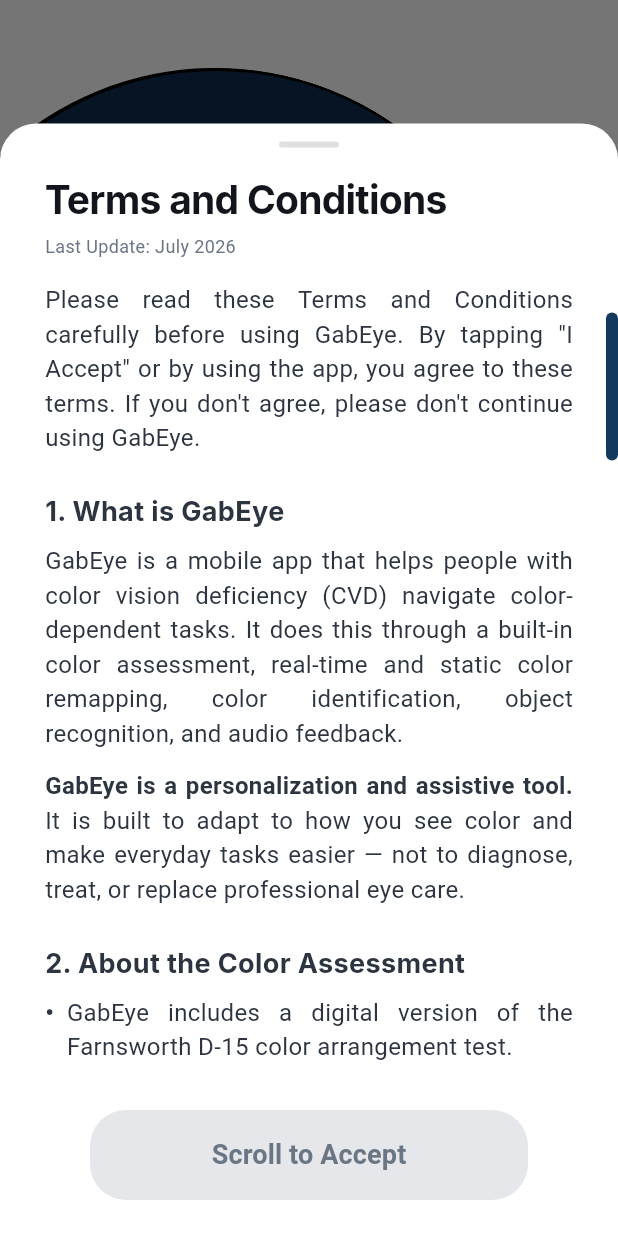
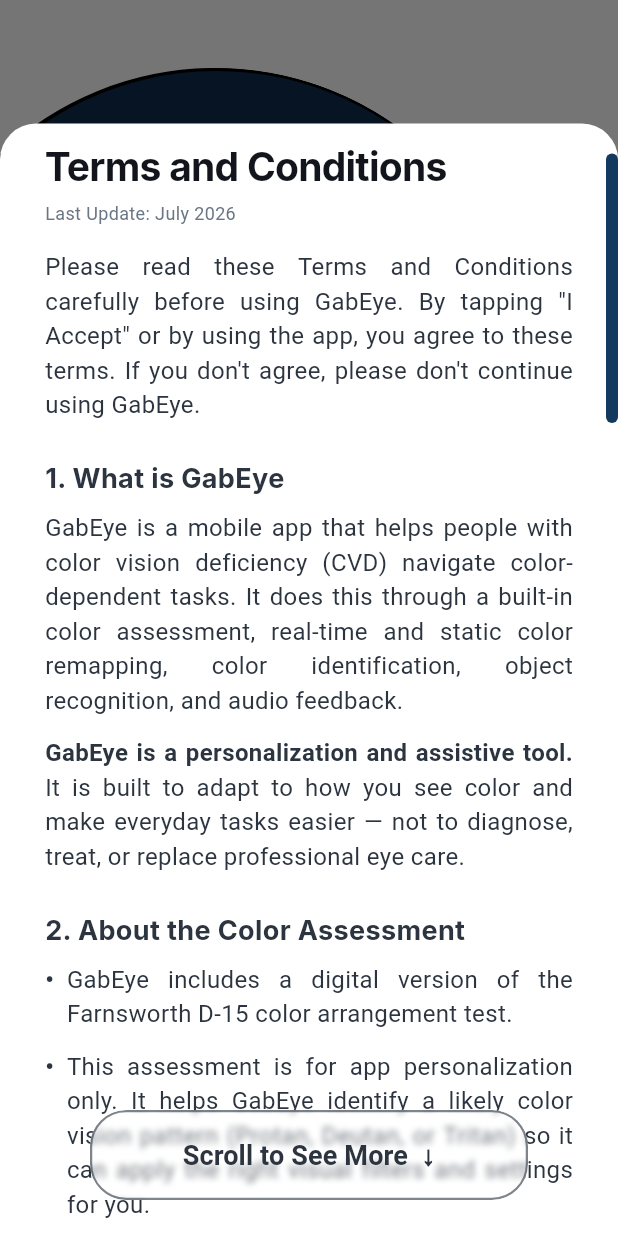
Before and after one commit to dinonIsaig/GabEye, a Flutter app: the screen it shows after launch, after a tap on "Get Started", on a phone screen of 412 x 824 dp. Run offline on Flutter 3.47's test engine with Material 3 defaults, Android fonts, the phone set to English and light mode, and no system bars; our stand-ins replace flutter_svg, google_fonts.

Commit message:
style: T&C Refinement and Color Theme update

```diff
--- a/lib/core/theme/gabeye_theme.dart
+++ b/lib/core/theme/gabeye_theme.dart
@@ -40,7 +40,7 @@
     scaffoldBackgroundColor: AppColors.darkMode,
     colorScheme: const ColorScheme.dark(
       primary: AppColors.primaryColor,
-      onPrimary: AppColors.lightPrimaryButton,
+      onPrimary: AppColors.darkTextSecondary,
       surface: AppColors.darkMode,
       onSurface: AppColors.darkTextPrimary,
       onSurfaceVariant: AppColors.darkTextSecondary,
--- a/lib/features/onboarding/widgets/terms_and_conditions_modal.dart
+++ b/lib/features/onboarding/widgets/terms_and_conditions_modal.dart
@@ -1,13 +1,14 @@
+import 'dart:ui';
 import 'package:flutter/material.dart';
 import 'package:gabeye/core/theme/app_colors.dart';
 import 'package:google_fonts/google_fonts.dart';
-
 
 class TermsAndConditionsModal extends StatefulWidget {
   const TermsAndConditionsModal({Key? key}) : super(key: key);
 
   @override
-  State<TermsAndConditionsModal> createState() => _TermsAndConditionsModalState();
+  State<TermsAndConditionsModal> createState() =>
+      _TermsAndConditionsModalState();
 }
 
 class _TermsAndConditionsModalState extends State<TermsAndConditionsModal> {
@@ -20,7 +21,8 @@
     _scrollController = ScrollController();
 
     _scrollController.addListener(() {
-      if (_scrollController.offset >= _scrollController.position.maxScrollExtent - 50 &&
+      if (_scrollController.offset >=
+              _scrollController.position.maxScrollExtent - 50 &&
           !_scrollController.position.outOfRange) {
         if (!_hasScrolledToBottom) {
           setState(() {
@@ -42,51 +44,17 @@
     return SafeArea(
       child: FractionallySizedBox(
         heightFactor: 0.9,
-        child: Column(
-          crossAxisAlignment: CrossAxisAlignment.stretch,
+
+        child: Stack(
           children: [
-            Center(
-              child: Container(
-                margin: const EdgeInsets.only(top: 12, bottom: 16),
-                width: 40,
-                height: 4,
-                decoration: BoxDecoration(
-                  color: Colors.grey[300],
-                  borderRadius: BorderRadius.circular(2),
-                ),
-              ),
-            ),
 
-            Padding(
-              padding: const EdgeInsets.symmetric(horizontal: 30.0),
-              child: Column(
-                crossAxisAlignment: CrossAxisAlignment.start,
-                children: [
-                  Text(
-                    'Terms and Conditions',
-                    style: GoogleFonts.inter(
-                      fontSize: 26,
-                      fontWeight: FontWeight.bold,
-                      color: Theme.of(context).colorScheme.onSurface,
-                      letterSpacing: -0.5,
-                    ),
-                  ),
-                  const SizedBox(height: 4),
-                  Text(
-                    'Last Update: July 2026',
-                    style:  GoogleFonts.atkinsonHyperlegibleNext(fontSize: 12, color: AppColors.disabledText),
-                  ),
-                ],
-              ),
-            ),
-            const SizedBox(height: 16),
-
-            // Scrollable Text Area
-            Expanded(
+            Positioned.fill(
               child: Theme(
                 data: Theme.of(context).copyWith(
                   scrollbarTheme: ScrollbarThemeData(
-                    thumbColor: WidgetStateProperty.all(Theme.of(context).colorScheme.onPrimary),
+                    thumbColor: WidgetStateProperty.all(
+                      Theme.of(context).colorScheme.onPrimary,
+                    ),
                     thickness: WidgetStateProperty.all(8),
                     radius: const Radius.circular(8),
                     mainAxisMargin: 20.0,
@@ -97,23 +65,37 @@
                   thumbVisibility: true,
                   child: SingleChildScrollView(
                     controller: _scrollController,
-                    padding: const EdgeInsets.symmetric(horizontal: 30.0),
+                    padding: const EdgeInsets.only(
+                      left: 30.0,
+                      right: 30.0,
+                      top: 10.0,
+                      bottom: 120.0
+                    ),
                     child: _buildTermsTextContent(context),
                   ),
                 ),
               ),
             ),
 
-
-            Container(
-              padding: const EdgeInsets.only(left:60.0, right: 60.0, top: 16.0, bottom: 24.0),
-              decoration: BoxDecoration(
-                color: Theme.of(context).colorScheme.surface,
+            Positioned(
+              bottom: 0,
+              left: 0,
+              right: 0,
+              child: Container(
+                padding: const EdgeInsets.only(
+                  left: 60.0,
+                  right: 60.0,
+                  top: 16.0,
+                  bottom: 24.0,
                 ),
                 child: Column(
+                  mainAxisSize: MainAxisSize.min,
                   children: [
-
-                  ElevatedButton(
+                    ClipRRect(
+                      borderRadius: BorderRadius.circular(24),
+                      child: BackdropFilter(
+                        filter: ImageFilter.blur(sigmaX: 2.0, sigmaY: 2.0),
+                        child: ElevatedButton(
                           onPressed: _hasScrolledToBottom
                               ? () {
                                   Navigator.pop(context);
@@ -121,18 +103,35 @@
                                 }
                               : null,
                           style: ElevatedButton.styleFrom(
-                      elevation: _hasScrolledToBottom ? 4 : 0,
+                            elevation: 0,
+
+                            backgroundColor: Theme.of(context).colorScheme.onPrimary,
+                            disabledBackgroundColor: Theme.of(context).colorScheme.surface.withValues(alpha: 0.3),
+
+                            foregroundColor: Theme.of(context).colorScheme.surface,
+                            disabledForegroundColor: Theme.of(context).colorScheme.onSurfaceVariant,
+
                             shape: RoundedRectangleBorder(
                               borderRadius: BorderRadius.circular(24),
+                              side: BorderSide(
+                                color: Theme.of(context).colorScheme.onSurfaceVariant.withValues(alpha: 0.6),
+                                width: 1.5,
+                              ),
                             ),
                             minimumSize: const Size(double.infinity, 60),
                           ),
                           child: Text(
-                      _hasScrolledToBottom ? 'I Accept' : 'Scroll to Accept',
-                      style: const TextStyle(fontSize: 18, fontWeight: FontWeight.bold),
+                            _hasScrolledToBottom ? 'I Accept' : 'Scroll to See More  ↓',
+                            style: const TextStyle(
+                              fontSize: 18,
+                              fontWeight: FontWeight.bold,
+                            ),
+                          ),
+                        ),
                       ),
                     ),
                   ],
+                ),
               ),
             ),
           ],
@@ -158,6 +157,25 @@
       crossAxisAlignment: CrossAxisAlignment.start,
       children: [
         Text(
+          'Terms and Conditions',
+          style: GoogleFonts.inter(
+            fontSize: 26,
+            fontWeight: FontWeight.bold,
+            color: Theme.of(context).colorScheme.onSurface,
+            letterSpacing: -0.5,
+          ),
+        ),
+        const SizedBox(height: 4),
+        Text(
+          'Last Update: July 2026',
+          style: GoogleFonts.atkinsonHyperlegibleNext(
+            fontSize: 12,
+            color: AppColors.disabledText,
+          ),
+        ),
+        const SizedBox(height: 16),
+
+        Text(
           'Please read these Terms and Conditions carefully before using GabEye. By tapping "I Accept" or by using the app, you agree to these terms. If you don\'t agree, please don\'t continue using GabEye.',
           style: bodyStyle,
           textAlign: TextAlign.justify,
@@ -174,13 +192,14 @@
         const SizedBox(height: 12),
         Text.rich(
           TextSpan(
-            children: [
+            children: const [
               TextSpan(
                 text: 'GabEye is a personalization and assistive tool. ',
                 style: TextStyle(fontWeight: FontWeight.bold),
               ),
               TextSpan(
-                text: 'It is built to adapt to how you see color and make everyday tasks easier — not to diagnose, treat, or replace professional eye care.',
+                text:
+                    'It is built to adapt to how you see color and make everyday tasks easier — not to diagnose, treat, or replace professional eye care.',
               ),
             ],
           ),
@@ -191,11 +210,26 @@
 
         Text('2. About the Color Assessment', style: headingStyle),
         const SizedBox(height: 8),
-        _buildBulletPoint('GabEye includes a digital version of the Farnsworth D-15 color arrangement test.', bodyStyle),
-        _buildBulletPoint('This assessment is for app personalization only. It helps GabEye identify a likely color vision pattern (Protan, Deutan, or Tritan) so it can apply the right visual filters and settings for you.', bodyStyle),
-        _buildBulletPoint('This is not a medical diagnosis. Results from this assessment do not confirm, rule out, or replace a clinical evaluation.', bodyStyle),
-        _buildBulletPoint('Digital color tests can be affected by things like your screen\'s color accuracy and the lighting in the room. For a confirmed diagnosis, please see a licensed eye care specialist.', bodyStyle),
-        _buildBulletPoint('If your results suggest a color vision difference, or if you have any concerns about your vision, we encourage you to consult an eye specialist for a full assessment.', bodyStyle),
+        _buildBulletPoint(
+          'GabEye includes a digital version of the Farnsworth D-15 color arrangement test.',
+          bodyStyle,
+        ),
+        _buildBulletPoint(
+          'This assessment is for app personalization only. It helps GabEye identify a likely color vision pattern (Protan, Deutan, or Tritan) so it can apply the right visual filters and settings for you.',
+          bodyStyle,
+        ),
+        _buildBulletPoint(
+          'This is not a medical diagnosis. Results from this assessment do not confirm, rule out, or replace a clinical evaluation.',
+          bodyStyle,
+        ),
+        _buildBulletPoint(
+          'Digital color tests can be affected by things like your screen\'s color accuracy and the lighting in the room. For a confirmed diagnosis, please see a licensed eye care specialist.',
+          bodyStyle,
+        ),
+        _buildBulletPoint(
+          'If your results suggest a color vision difference, or if you have any concerns about your vision, we encourage you to consult an eye specialist for a full assessment.',
+          bodyStyle,
+        ),
         const SizedBox(height: 24),
 
         Text('3. Using the Camera and Real-Time Features', style: headingStyle),
@@ -206,9 +240,18 @@
           textAlign: TextAlign.justify,
         ),
         const SizedBox(height: 12),
-        _buildBulletPoint('Please remain stationary while using real-time camera features. This ensures accurate processing and helps prevent accidents while you\'re focused on your screen.', bodyStyle),
-        _buildBulletPoint('Be mindful of your surroundings when using GabEye outdoors or in unfamiliar spaces. GabEye is a visual aid, not a substitute for careful awareness of your environment.', bodyStyle),
-        _buildBulletPoint('Camera access is only used to power color identification, object recognition, and Daltonization while you\'re actively using these features.', bodyStyle),
+        _buildBulletPoint(
+          'Please remain stationary while using real-time camera features. This ensures accurate processing and helps prevent accidents while you\'re focused on your screen.',
+          bodyStyle,
+        ),
+        _buildBulletPoint(
+          'Be mindful of your surroundings when using GabEye outdoors or in unfamiliar spaces. GabEye is a visual aid, not a substitute for careful awareness of your environment.',
+          bodyStyle,
+        ),
+        _buildBulletPoint(
+          'Camera access is only used to power color identification, object recognition, and Daltonization while you\'re actively using these features.',
+          bodyStyle,
+        ),
         const SizedBox(height: 24),
 
         Text('4. Your Data and Privacy', style: headingStyle),
@@ -219,10 +262,22 @@
           textAlign: TextAlign.justify,
         ),
         const SizedBox(height: 12),
-        _buildBulletPoint('Your data stays on your device. Your assessment results, color vision profile, and app settings are stored locally, using offline device storage. We do not upload this information to external servers or the cloud.', bodyStyle),
-        _buildBulletPoint('Camera and image data are processed on-device. Live camera streams and uploaded images are analyzed locally using on-device tools. This data isn\'t sent anywhere outside your phone.', bodyStyle),
-        _buildBulletPoint('We follow the Data Privacy Act of 2012 (Republic Act No. 10173). Because your color vision profile is sensitive personal information, we\'ve designed GabEye\'s architecture specifically to avoid the risks that come with cloud-based storage.', bodyStyle),
-        _buildBulletPoint('If you uninstall GabEye or clear its app data, your saved profile and settings will be permanently removed from your device.', bodyStyle),
+        _buildBulletPoint(
+          'Your data stays on your device. Your assessment results, color vision profile, and app settings are stored locally, using offline device storage. We do not upload this information to external servers or the cloud.',
+          bodyStyle,
+        ),
+        _buildBulletPoint(
+          'Camera and image data are processed on-device. Live camera streams and uploaded images are analyzed locally using on-device tools. This data isn\'t sent anywhere outside your phone.',
+          bodyStyle,
+        ),
+        _buildBulletPoint(
+          'We follow the Data Privacy Act of 2012 (Republic Act No. 10173). Because your color vision profile is sensitive personal information, we\'ve designed GabEye\'s architecture specifically to avoid the risks that come with cloud-based storage.',
+          bodyStyle,
+        ),
+        _buildBulletPoint(
+          'If you uninstall GabEye or clear its app data, your saved profile and settings will be permanently removed from your device.',
+          bodyStyle,
+        ),
         const SizedBox(height: 24),
 
         Text('5. What GabEye Can\'t Do', style: headingStyle),
@@ -233,9 +288,18 @@
           textAlign: TextAlign.justify,
         ),
         const SizedBox(height: 12),
-        _buildBulletPoint('Color identification, object recognition, and audio feedback may not always be perfectly accurate, especially in poor lighting or unusual environments.', bodyStyle),
-        _buildBulletPoint('GabEye is intended for use in a way where you can pause, look at your screen, and use the app safely — not for tasks that require constant movement or split-second decisions (like driving).', bodyStyle),
-        _buildBulletPoint('GabEye does not replace professional advice for health, safety-critical, or occupational decisions that depend on accurate color perception (for example, certain jobs in aviation, electrical work, or transportation).', bodyStyle),
+        _buildBulletPoint(
+          'Color identification, object recognition, and audio feedback may not always be perfectly accurate, especially in poor lighting or unusual environments.',
+          bodyStyle,
+        ),
+        _buildBulletPoint(
+          'GabEye is intended for use in a way where you can pause, look at your screen, and use the app safely — not for tasks that require constant movement or split-second decisions (like driving).',
+          bodyStyle,
+        ),
+        _buildBulletPoint(
+          'GabEye does not replace professional advice for health, safety-critical, or occupational decisions that depend on accurate color perception (for example, certain jobs in aviation, electrical work, or transportation).',
+          bodyStyle,
+        ),
 
         const SizedBox(height: 20),
 
@@ -267,7 +331,6 @@
           ),
         ),
         const SizedBox(height: 24),
-
       ],
     );
   }
```
Lines whose indentation alone changed are shown as unchanged.
